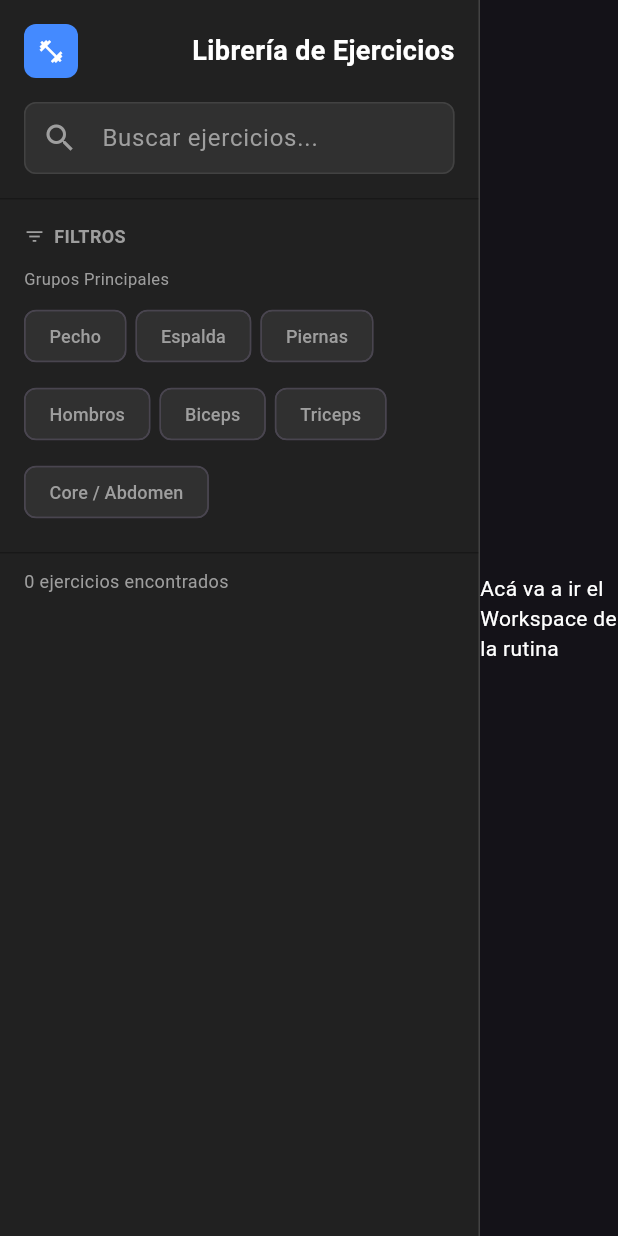
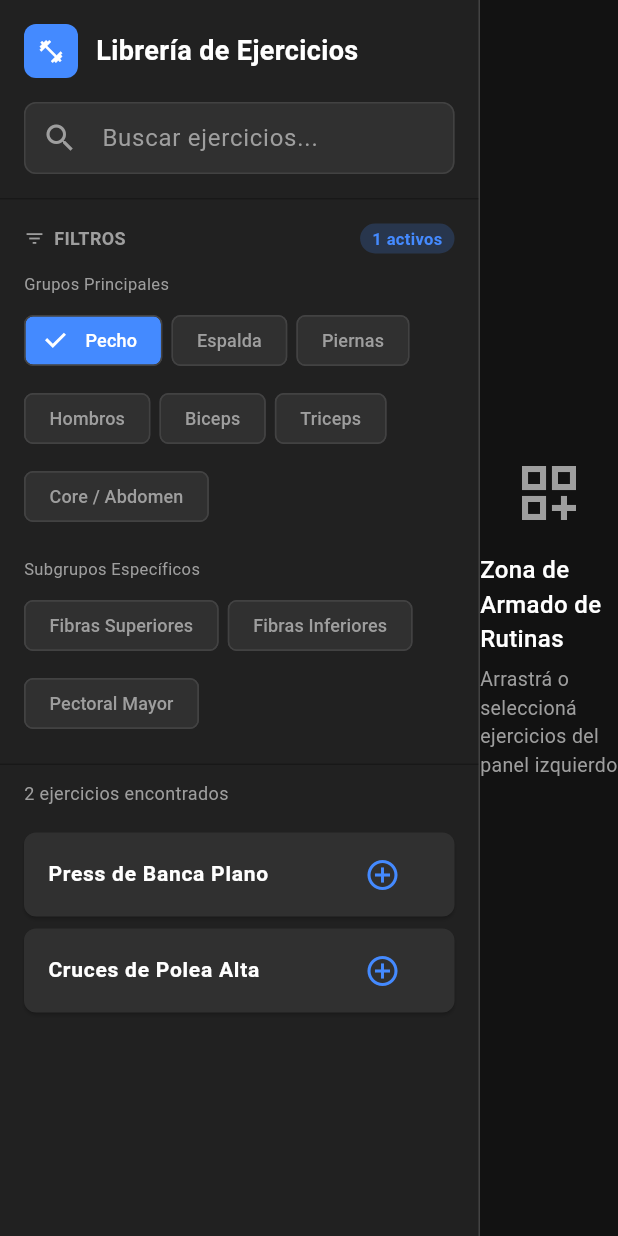
Before and after one commit to joegoico/Le-Groupe-Gym, a Flutter app: the screen it shows after launch, after a tap on "Pecho", on a phone screen of 412 x 824 dp. Run offline on Flutter 3.47's test engine with Material 3 defaults, Android fonts, the phone set to English and light mode, and no system bars; our stand-ins replace supabase_flutter; accounts and stored records are empty; Roboto replaces fonts that are missing (Segoe UI).

Commit message:
filtrado por grupo y subgrupo

```diff
--- a/lib/main.dart
+++ b/lib/main.dart
@@ -1,5 +1,5 @@
 import 'package:flutter/material.dart';
-// Asumiendo que creás el archivo de la barra lateral en la misma carpeta
+import 'data/models/exercise_model.dart';
 import 'presentacion/builder/widgets/exercise_sidebar.dart';
 
 void main() {
@@ -14,38 +14,122 @@ class MyApp extends StatelessWidget {
     return MaterialApp(
       title: 'Le Groupe Gym - Panel',
       debugShowCheckedModeBanner: false,
-      theme: ThemeData.dark(), // Usamos tema oscuro para que pegue con el diseño de v0
-      home: const Scaffold(
+      // CONFIGURACIÓN DEL TEMA AL ESTILO VERCEL (v0)
+      theme: ThemeData(
+        brightness: Brightness.dark,
+        scaffoldBackgroundColor: const Color(0xFF0A0A0A), // El negro profundo de Vercel
+        fontFamily: 'Segoe UI',
+        useMaterial3: true,
+        chipTheme: ChipThemeData(
+          shape: RoundedRectangleBorder(borderRadius: BorderRadius.circular(6)),
+          side: BorderSide(color: Colors.grey[800]!, width: 1),
+          padding: const EdgeInsets.symmetric(horizontal: 8, vertical: 4),
+        ),
+      ),
+      home: MainPanelPage(),
+    );
+  }
+}
+
+class MainPanelPage extends StatelessWidget {
+  MainPanelPage({super.key});
+
+  // LISTA DE MOCKS ENRIQUECIDA: Conectamos los subgrupos relacionales
+  final List<Ejercicio> mockExercises = [
+    Ejercicio(
+      idEjercicio: 1,
+      nombre: 'Press de Banca Plano',
+      categorias: [
+        CategoriaEjercicio(idCategoria: 1, nombre: 'Pecho', tipo: 'grupo_muscular'),
+        CategoriaEjercicio(idCategoria: 10, nombre: 'Pectoral Mayor', tipo: 'subgrupo'),
+        CategoriaEjercicio(idCategoria: 2, nombre: 'Barra', tipo: 'modalidad'),
+      ],
+    ),
+    Ejercicio(
+      idEjercicio: 2,
+      nombre: 'Cruces de Polea Alta',
+      categorias: [
+        CategoriaEjercicio(idCategoria: 1, nombre: 'Pecho', tipo: 'grupo_muscular'),
+        CategoriaEjercicio(idCategoria: 12, nombre: 'Fibras Inferiores', tipo: 'subgrupo'),
+      ],
+    ),
+    Ejercicio(
+      idEjercicio: 3,
+      nombre: 'Sentadilla Libre Back Squat',
+      categorias: [
+        CategoriaEjercicio(idCategoria: 5, nombre: 'Piernas', tipo: 'grupo_muscular'),
+        CategoriaEjercicio(idCategoria: 11, nombre: 'Cuádriceps', tipo: 'subgrupo'),
+        CategoriaEjercicio(idCategoria: 2, nombre: 'Barra', tipo: 'modalidad'),
+      ],
+    ),
+    Ejercicio(
+      idEjercicio: 4,
+      nombre: 'Sillón de Cuádriceps',
+      categorias: [
+        CategoriaEjercicio(idCategoria: 5, nombre: 'Piernas', tipo: 'grupo_muscular'),
+        CategoriaEjercicio(idCategoria: 11, nombre: 'Cuádriceps', tipo: 'subgrupo'),
+      ],
+    ),
+    Ejercicio(
+      idEjercicio: 5,
+      nombre: 'Press Militar con Mancuerna',
+      categorias: [
+        CategoriaEjercicio(idCategoria: 6, nombre: 'Hombros', tipo: 'grupo_muscular'),
+        CategoriaEjercicio(idCategoria: 13, nombre: 'Deltoides Anterior', tipo: 'subgrupo'),
+      ],
+    ),
+  ];
+
+  @override
+  Widget build(BuildContext context) {
+    return Scaffold(
       body: Row(
         children: [
-            // Ponemos tu barra lateral a la izquierda de la pantalla
+          // 1. BARRA LATERAL (Conectada al SidebarController y a los nuevos Mocks)
           ExcerciseSidebar(
-              searchQuery: '',
-              onSearchChange: _dummyStringCallback,
-              selectedMuscleGroup: {},
-              onMuscleGroupsChange: _dummySetCallback,
-              selectedSubgroups: {},
-              onSubgroupsChange: _dummySetCallback,
-              selectedModalities: {},
-              onModalitiesChange: _dummySetCallback,
-              addedExerciseIds: [],
-              onAddExercise: _dummyStringCallback,
-              allExercises: [], // Arranca vacío hasta que conectemos Supabase
+            allExercises: mockExercises,
+            onAddExercise: (ejercicio) {
+              debugPrint('Agregando a la rutina: ${ejercicio.nombre}');
+            },
           ),
-            // El resto de la pantalla (el Workspace) por ahora vacío
+
+          // 2. WORKSPACE PRINCIPAL (Estilo Canvas de Vercel)
           Expanded(
-              child: Center(
-                child: Text('Acá va a ir el Workspace de la rutina',
-                  style: TextStyle(color: Colors.white)),
+            child: Container(
+              color: const Color(0xFF121212), // Contraste sutil con el sidebar
+              child: const Center(
+                child: Column(
+                  mainAxisAlignment: MainAxisAlignment.center,
+                  children: [
+                    Icon(
+                      Icons.dashboard_customize_outlined,
+                      color: Colors.grey,
+                      size: 48
+                    ),
+                    SizedBox(height: 16),
+                    Text(
+                      'Zona de Armado de Rutinas',
+                      style: TextStyle(
+                        color: Colors.white,
+                        fontSize: 16,
+                        fontWeight: FontWeight.w500
+                      ),
+                    ),
+                    SizedBox(height: 6),
+                    Text(
+                      'Arrastrá o seleccioná ejercicios del panel izquierdo',
+                      style: TextStyle(
+                        color: Colors.grey,
+                        fontSize: 13
                       ),
                     ),
                   ],
                 ),
               ),
+            ),
+          ),
+        ],
+      ),
     );
   }
 }
-
-// Funciones auxiliares mudas solo para que compile el Stateless inicial
-void _dummyStringCallback(String val) {}
-void _dummySetCallback(Set<String> val) {}
--- a/lib/presentacion/builder/widgets/exercise_sidebar.dart
+++ b/lib/presentacion/builder/widgets/exercise_sidebar.dart
@@ -1,73 +1,54 @@
 import 'package:flutter/material.dart';
-// Asumo que acá vas a importar tus modelos reales cuando los vincules
-// import 'package:tu_app/data/models/exercise_model.dart';
+import '../../../data/models/exercise_model.dart';
+import 'sidebar_controller.dart';
 
-class ExcerciseSidebar extends StatelessWidget {
-  final String searchQuery;
-  final ValueChanged<String> onSearchChange;
-  final Set<String> selectedMuscleGroup;
-  final ValueChanged<Set<String>> onMuscleGroupsChange;
-  final Set<String> selectedSubgroups;
-  final ValueChanged<Set<String>> onSubgroupsChange;
-  final Set<String> selectedModalities;
-  final ValueChanged<Set<String>> onModalitiesChange;
-  final List<String> addedExerciseIds; // Cambié a List<String> para emular el addedExerciseIds de React
-  final ValueChanged<String> onAddExercise; // Recibe el ID del ejercicio a agregar
-  final List<dynamic> allExercises; // Le pasamos la lista base para filtrar en memoria
+class ExcerciseSidebar extends StatefulWidget {
+  final List<Ejercicio> allExercises; // Le pasamos la lista base realizada desde la BD o mock
+  final ValueChanged<Ejercicio> onAddExercise;
 
-  // 1. Constructor limpio y constante
   const ExcerciseSidebar({
     super.key,
-    required this.searchQuery,
-    required this.onSearchChange,
-    required this.selectedMuscleGroup,
-    required this.onMuscleGroupsChange,
-    required this.selectedSubgroups,
-    required this.onSubgroupsChange,
-    required this.selectedModalities,
-    required this.onModalitiesChange,
-    required this.addedExerciseIds,
+    required this.allExercises,
     required this.onAddExercise,
-    required this.allExercises,
   });
 
   @override
+  State<ExcerciseSidebar> createState() => _ExcerciseSidebarState();
+}
+
+class _ExcerciseSidebarState extends State<ExcerciseSidebar> {
+  late SidebarController _controller;
+
+  @override
+  void initState() {
+    super.initState();
+    // Inicializamos nuestro controlador inyectándole los ejercicios base
+    _controller = SidebarController(allExercises: widget.allExercises);
+  }
+
+  @override
   Widget build(BuildContext context) {
-    // 2. Lógica calculada al vuelo por cada "re-render" (re-build)
-    final filteredExercises = allExercises.where((exercise) {
-      final matchesSearch = exercise.nombre.toLowerCase().contains(searchQuery.toLowerCase());
+    // Le pedimos al controlador la lista ya filtrada bajo las pruebas TDD
+    final filteredExercises = _controller.filteredExercises;
 
-      // Acá chequeamos si el ejercicio pertenece al Set de seleccionados (usando tu modelo relacional)
-      final matchesMuscleGroup = selectedMuscleGroup.isEmpty ||
-          exercise.categorias.any((c) => c.tipo == 'grupo_muscular' && selectedMuscleGroup.contains(c.nombre));
+    // CORRECCIÓN AQUÍ: Sumamos ambos para que la UI sepa el total real de filtros activos
+    final activeFiltersCount = _controller.selectedMuscleGroups.length + _controller.selectedSubgroups.length;
 
-      final matchesSubgroup = selectedSubgroups.isEmpty ||
-          exercise.categorias.any((c) => c.tipo == 'subgrupo' && selectedSubgroups.contains(c.nombre));
-
-      final matchesModality = selectedModalities.isEmpty ||
-          exercise.categorias.any((c) => c.tipo == 'modalidad' && selectedModalities.contains(c.nombre));
-
-      return matchesSearch && matchesMuscleGroup && matchesSubgroup && matchesModality;
-    }).toList();
-
-    final activeFiltersCount = selectedMuscleGroup.length + selectedSubgroups.length + selectedModalities.length;
-
-    // 3. Ahora sí, acá abajo pintamos la UI usando los contenedores de Flutter
     return Container(
-      width: 320, // w-80 equivale a 320px de ancho fijo
+      width: 320,
       decoration: BoxDecoration(
-        color: Colors.grey[900], // Simulamos el bg-sidebar (Dark mode)
+        color: Colors.grey[900],
         border: Border(
           right: BorderSide(color: Colors.grey[800]!, width: 1),
         ),
       ),
-      child:  Column(
+      child: Column(
         children: [
-          // 1. CABECERA (Icono de Mancuerna + Título)
+          // 1. CABECERA
           Padding(
             padding: const EdgeInsets.all(16.0),
             child: Row(
-              mainAxisAlignment: MainAxisAlignment.spaceBetween,
+              mainAxisAlignment: MainAxisAlignment.start,
               children: [
                 Container(
                   width: 36,
@@ -95,11 +76,15 @@ class ExcerciseSidebar extends StatelessWidget {
             ),
           ),
 
-          // 2. BUSCADOR (TextField con la Lupa)
+          // 2. BUSCADOR
           Padding(
             padding: const EdgeInsets.symmetric(horizontal: 16.0),
             child: TextField(
-              onChanged: onSearchChange,
+              onChanged: (value) {
+                setState(() {
+                  _controller.setSearchQuery(value);
+                });
+              },
               style: const TextStyle(color: Colors.white),
               decoration: InputDecoration(
                 hintText: 'Buscar ejercicios...',
@@ -122,8 +107,7 @@ class ExcerciseSidebar extends StatelessWidget {
           const SizedBox(height: 16),
           const Divider(color: Colors.black26, height: 1),
 
-          // 3. SECCIÓN DE FILTROS (Múltiple Selección usando Chips)
-          // Usamos un SingleChildScrollView vertical pequeño para que los filtros no te rompan la pantalla
+          // 3. SECCIÓN DE FILTROS
           Padding(
             padding: const EdgeInsets.all(16.0),
             child: Column(
@@ -155,14 +139,16 @@ class ExcerciseSidebar extends StatelessWidget {
                 ),
                 const SizedBox(height: 12),
 
-                // Un ejemplo de combo de chips para Grupos Musculares (Podés replicar para Subgrupos)
+                // ==========================================
+                // BLOQUE 1: GRUPOS PRINCIPALES (¡Recuperado!)
+                // ==========================================
                 const Text('Grupos Principales', style: TextStyle(color: Colors.grey, fontSize: 11)),
                 const SizedBox(height: 6),
                 Wrap(
                   spacing: 6.0,
                   runSpacing: 4.0,
                   children: ['Pecho', 'Espalda', 'Piernas', 'Hombros', 'Biceps', 'Triceps', 'Core / Abdomen'].map((grupo) {
-                    final isSelected = selectedMuscleGroup.contains(grupo);
+                    final isSelected = _controller.selectedMuscleGroups.contains(grupo);
                     return FilterChip(
                       label: Text(grupo, style: TextStyle(fontSize: 12, color: isSelected ? Colors.white : Colors.grey)),
                       selected: isSelected,
@@ -170,23 +156,51 @@ class ExcerciseSidebar extends StatelessWidget {
                       checkmarkColor: Colors.white,
                       backgroundColor: Colors.grey[850],
                       onSelected: (bool selected) {
-                        final newSet = Set<String>.from(selectedMuscleGroup);
-                        if (selected) {
-                          newSet.add(grupo);
-                        } else {
-                          newSet.remove(grupo);
-                        }
-                        onMuscleGroupsChange(newSet);
+                        setState(() {
+                          _controller.toggleMuscleGroup(grupo);
+                        });
                       },
                     );
                   }).toList(),
                 ),
+
+                // ==========================================
+                // BLOQUE 2: SUBGRUPOS DINÁMICOS
+                // ==========================================
+                if (_controller.getSubgroupsForSelected().isNotEmpty) ...[
+                  const SizedBox(height: 16),
+                  const Text('Subgrupos Específicos', style: TextStyle(color: Colors.grey, fontSize: 11)),
+                  const SizedBox(height: 6),
+                  Wrap(
+                    spacing: 6.0,
+                    runSpacing: 4.0,
+                    children: _controller.getSubgroupsForSelected().map((String nombreSubgrupo) {
+                      final isSelected = _controller.selectedSubgroups.contains(nombreSubgrupo);
+
+                      return FilterChip(
+                        label: Text(
+                          nombreSubgrupo,
+                          style: TextStyle(fontSize: 12, color: isSelected ? Colors.white : Colors.grey)
+                        ),
+                        selected: isSelected,
+                        selectedColor: Colors.teal,
+                        checkmarkColor: Colors.white,
+                        backgroundColor: Colors.grey[850],
+                        onSelected: (bool selected) {
+                          setState(() {
+                            _controller.toggleSubgroup(nombreSubgrupo);
+                          });
+                        },
+                      );
+                    }).toList(),
+                  ),
+                ],
               ],
             ),
           ),
           const Divider(color: Colors.black26, height: 1),
 
-          // 4. RESULTADOS Y LISTA SCROLLEABLE
+          // 4. RESULTADOS Y LISTA
           Padding(
             padding: const EdgeInsets.symmetric(horizontal: 16.0, vertical: 10),
             child: Align(
@@ -198,7 +212,6 @@ class ExcerciseSidebar extends StatelessWidget {
             ),
           ),
 
-          // REGLA DE ORO: Expanded para que el ListView ocupe el resto del Sidebar sin desbordar
           Expanded(
             child: ListView.builder(
               padding: const EdgeInsets.symmetric(horizontal: 16.0, vertical: 4),
@@ -206,16 +219,18 @@ class ExcerciseSidebar extends StatelessWidget {
               itemBuilder: (context, index) {
                 final exercise = filteredExercises[index];
 
-                // Por ahora usamos un ListTile nativo de Flutter, mañana lo podemos tunear a una Card fachera
                 return Card(
                   color: Colors.grey[850],
                   margin: const EdgeInsets.symmetric(vertical: 4),
                   shape: RoundedRectangleBorder(borderRadius: BorderRadius.circular(8)),
                   child: ListTile(
-                    title: Text(exercise.nombre, style: const TextStyle(color: Colors.white, fontSize: 14, fontWeight: FontWeight.w600)),
+                    title: Text(
+                      exercise.nombre,
+                      style: const TextStyle(color: Colors.white, fontSize: 14, fontWeight: FontWeight.w600)
+                    ),
                     trailing: IconButton(
                       icon: const Icon(Icons.add_circle_outline, color: Colors.blueAccent),
-                      onPressed: () => onAddExercise(exercise.idEjercicio.toString()),
+                      onPressed: () => widget.onAddExercise(exercise),
                     ),
                   ),
                 );
--- a/lib/presentacion/builder/widgets/sidebar_controller.dart
+++ b/lib/presentacion/builder/widgets/sidebar_controller.dart
@@ -1,38 +1,80 @@
-import 'package:le_groupe_gym/data/models/exercise_model.dart';
+import '../../../data/models/exercise_model.dart';
 
 class SidebarController {
   final List<Ejercicio> allExercises;
 
   String searchQuery = '';
   final Set<String> selectedMuscleGroups = {};
+  final Set<String> selectedSubgroups = {}; // <-- Nuevo estado para los subgrupos
 
   SidebarController({required this.allExercises});
 
-  // Retorna la lista filtrada calculada en tiempo real
+  // Retorna la lista filtrada calculada en tiempo real combinando todo
   List<Ejercicio> get filteredExercises {
     return allExercises.where((exercise) {
-      // 1. Filtro por buscador (ignora mayúsculas)
+      // 1. Filtro por buscador
       final matchesSearch = exercise.nombre.toLowerCase().contains(searchQuery.toLowerCase());
 
-      // 2. Filtro por chips de grupo muscular
+      // 2. Filtro por grupo muscular principal
       final matchesMuscleGroup = selectedMuscleGroups.isEmpty ||
           exercise.categorias.any((c) => c.tipo == 'grupo_muscular' && selectedMuscleGroups.contains(c.nombre));
 
-      return matchesSearch && matchesMuscleGroup;
+      // 3. Filtro por subgrupo (Músculo secundario / específico)
+      final matchesSubgroup = selectedSubgroups.isEmpty ||
+          exercise.categorias.any((c) => c.tipo == 'subgrupo' && selectedSubgroups.contains(c.nombre));
+
+      return matchesSearch && matchesMuscleGroup && matchesSubgroup;
     }).toList();
   }
 
-  // Actualiza el texto de búsqueda
   void setSearchQuery(String query) {
     searchQuery = query;
   }
 
-  // Agrega o quita un grupo muscular del Set de filtros
   void toggleMuscleGroup(String groupName) {
     if (selectedMuscleGroups.contains(groupName)) {
       selectedMuscleGroups.remove(groupName);
+      // REGLA DE NEGOCIO: Si deseleccionás el grupo padre, limpiamos sus subgrupos asociados
+      _cleanSubgroupsFor(groupName);
     } else {
       selectedMuscleGroups.add(groupName);
     }
   }
+
+  // Nuevo método para activar/desactivar subgrupos
+  void toggleSubgroup(String subgroupName) {
+    if (selectedSubgroups.contains(subgroupName)) {
+      selectedSubgroups.remove(subgroupName);
+    } else {
+      selectedSubgroups.add(subgroupName);
+    }
+  }
+
+  // Mapeo rústico pero efectivo en memoria de qué subgrupos pertenecen a qué grupo principal
+  List<String> getSubgroupsForSelected() {
+    final List<String> availableSubgroups = [];
+
+    // Mapeamos las relaciones de Le Groupe Gym
+    if (selectedMuscleGroups.contains('Pecho')) {
+      availableSubgroups.addAll(['Fibras Superiores', 'Fibras Inferiores', 'Pectoral Mayor']);
+    }
+    if (selectedMuscleGroups.contains('Piernas')) {
+      availableSubgroups.addAll(['Cuádriceps', 'Isquiotibiales', 'Glúteos', 'Pantorrillas']);
+    }
+    if (selectedMuscleGroups.contains('Espalda')) {
+      availableSubgroups.addAll(['Dorsal Ancho', 'Trapecio', 'Lumbar']);
+    }
+    if (selectedMuscleGroups.contains('Hombros')) {
+      availableSubgroups.addAll(['Deltoides Anterior', 'Deltoides Lateral', 'Deltoides Posterior']);
+    }
+
+    return availableSubgroups.toSet().toList(); // Evitamos duplicados
+  }
+
+  void _cleanSubgroupsFor(String groupName) {
+    if (groupName == 'Pecho') selectedSubgroups.removeAll(['Fibras Superiores', 'Fibras Inferiores', 'Pectoral Mayor']);
+    if (groupName == 'Piernas') selectedSubgroups.removeAll(['Cuádriceps', 'Isquiotibiales', 'Glúteos', 'Pantorrillas']);
+    if (groupName == 'Espalda') selectedSubgroups.removeAll(['Dorsal Ancho', 'Trapecio', 'Lumbar']);
+    if (groupName == 'Hombros') selectedSubgroups.removeAll(['Deltoides Anterior', 'Deltoides Lateral', 'Deltoides Posterior']);
+  }
 }
```
Also changed, not shown: 1 other file. Lines whose indentation alone changed are shown as unchanged.
